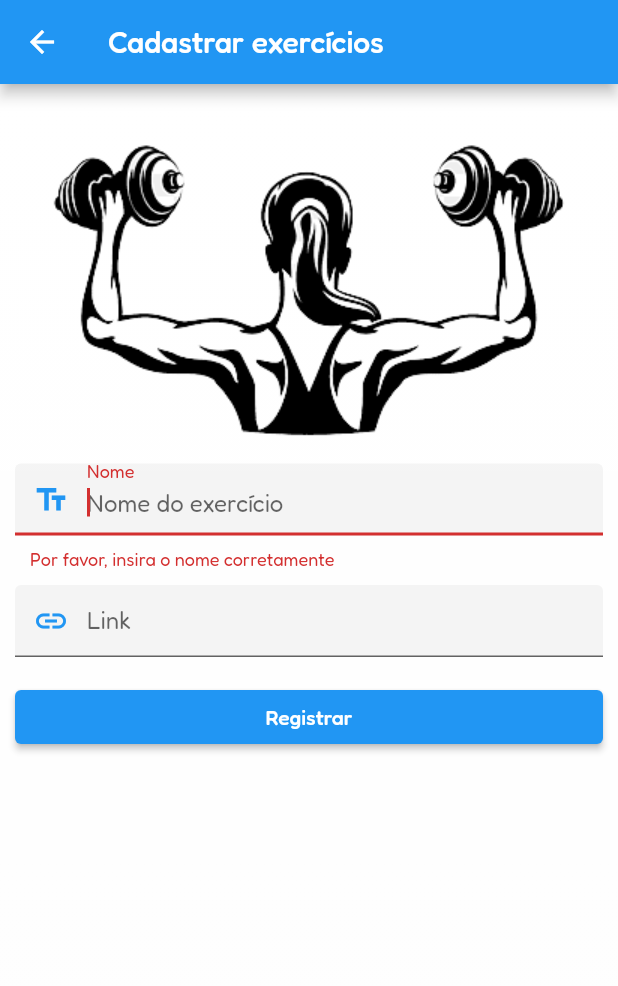
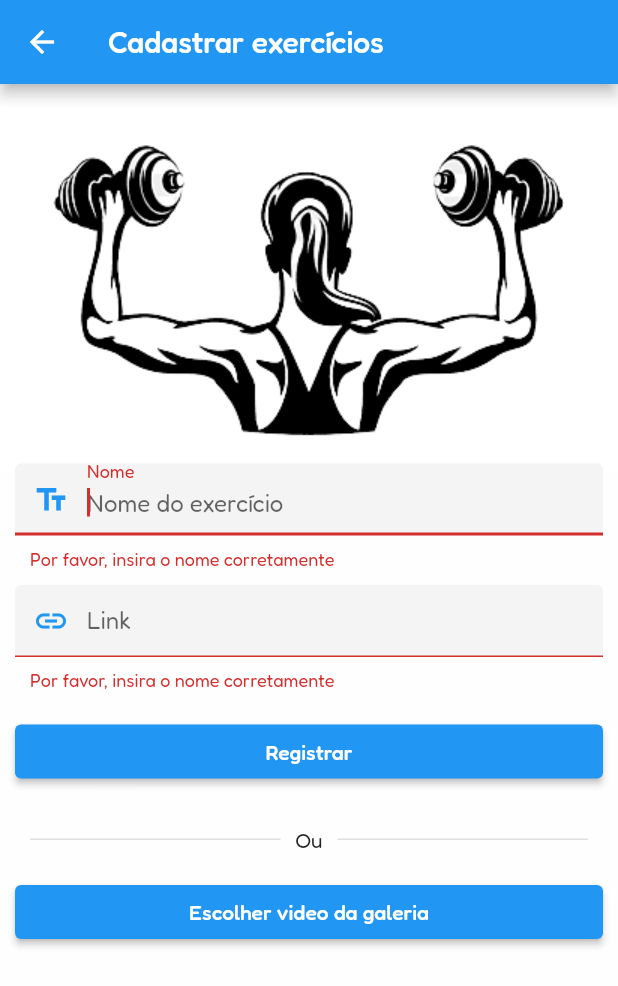
Before and after one commit to FernandoNoleto/academia_app, a Flutter app: the RegisterExercisesPage screen opened directly, after a tap on "Registrar", on a phone screen of 412 x 824 dp. Shown: the top 986 px of the screen. Run offline on Flutter 3.47's test engine with Material 2 defaults, Android fonts, the phone set to English and light mode, and no system bars; our stand-ins replace firebase_auth, firebase_core, firebase_database, firebase_storage, youtube_player_flutter; accounts and stored records are empty.

Commit message:
A implementar função de pegar imagem da geleria

```diff
--- a/lib/main.dart
+++ b/lib/main.dart
@@ -1,3 +1,4 @@
+import 'package:academiaapp/pages/register_exercises.dart';
 import 'package:flutter/material.dart';
 import 'package:academiaapp/pages/detailed_exercise_page.dart';
 import 'package:academiaapp/pages/home_page_admin.dart';
@@ -42,10 +43,11 @@ class MyApp extends StatelessWidget {
     return MaterialApp(
       title: 'Gym App',
       theme: ThemeData(fontFamily: 'Fredoka'),
-      home: const DetailedExercisePage(name: "Abdominal",),
+      // home: const DetailedExercisePage(name: "Abdominal",),
       // home: const LoginPage(),
       // home: const HomePageAdmin(),
       // home: const HomePage(name: "Fernando", localId: 'omtd0ZeEEETJSxkzXLKk09tFEcM2',),
+      home: const RegisterExercisesPage(),
       debugShowCheckedModeBanner: false,
     );
   }
--- a/lib/pages/register_exercises.dart
+++ b/lib/pages/register_exercises.dart
@@ -1,15 +1,17 @@
-import 'package:academiaapp/common/providers/snack_bar_provider.dart';
-import 'package:flutter/material.dart';
 
 /*Models*/
 import 'package:academiaapp/common/models/exercise.dart';
 
 /*Providers*/
+import 'package:academiaapp/common/providers/snack_bar_provider.dart';
 import 'package:academiaapp/common/providers/container_provider.dart';
 
 /*Plugins*/
+import 'package:flutter/material.dart';
 import 'package:firebase_database/firebase_database.dart';
-import 'package:http/http.dart' as http;
+// import 'package:media_gallery/media_gallery.dart';
+// import 'package:media_gallery_example/picker/picker.dart';
+// import 'package:media_gallery_example/picker/selection.dart';
 
 
 
@@ -78,8 +80,8 @@ class _RegisterExercisesPageState extends State<RegisterExercisesPage> {
                           color: Colors.blue,
                         ),
                       ),
-                      validator: (String? email) {
-                        if (email == null || email.isEmpty) {
+                      validator: (String? name) {
+                        if (name == null || name.isEmpty) {
                           return 'Por favor, insira o nome corretamente';
                         }
                         return null;
@@ -91,8 +93,8 @@ class _RegisterExercisesPageState extends State<RegisterExercisesPage> {
                       decoration: const InputDecoration(
                         hintText: 'Link para a aula no YouTube',
                         focusedBorder: OutlineInputBorder(
-                            borderRadius: BorderRadius.all(Radius.circular(5.0)),
-                            borderSide: BorderSide(color: Colors.blue)
+                          borderRadius: BorderRadius.all(Radius.circular(5.0)),
+                          borderSide: BorderSide(color: Colors.blue),
                         ),
                         filled: true,
                         contentPadding:
@@ -103,6 +105,12 @@ class _RegisterExercisesPageState extends State<RegisterExercisesPage> {
                           color: Colors.blue,
                         ),
                       ),
+                      validator: (String? name) {
+                        if (name == null || name.isEmpty) {
+                          return 'Por favor, insira o nome corretamente';
+                        }
+                        return null;
+                      },
                     ),
                     Padding(
                       padding: const EdgeInsets.symmetric(vertical: 16.0),
@@ -123,6 +131,39 @@ class _RegisterExercisesPageState extends State<RegisterExercisesPage> {
                         ),
                       ),
                     ),
+                    const SizedBox(height: 10,),
+                    Row(
+                      mainAxisAlignment: MainAxisAlignment.spaceEvenly,
+                      children: const <Widget>[
+                        Expanded(
+                          child: Divider(
+                            thickness: 1,
+                            indent: 10,
+                            endIndent: 10,
+                          ),
+                        ),
+                        Text("Ou"),
+                        Expanded(
+                          child: Divider(
+                            thickness: 1,
+                            indent: 10,
+                            endIndent: 10,
+                          ),
+                        ),
+                      ],
+                    ),
+                    Padding(
+                      padding: const EdgeInsets.symmetric(vertical: 16.0),
+                      child: FractionallySizedBox(
+                        widthFactor: 1,
+                        child: ElevatedButton(
+                          child: const Text("Escolher video da galeria"),
+                          onPressed: () {
+                            //TODO: Implementar função de pergar video da galeria
+                          },
+                        ),
+                      ),
+                    ),
                   ],
                 ),
               ),
--- a/pubspec.yaml
+++ b/pubspec.yaml
@@ -23,6 +23,7 @@ dependencies:
   http: ^0.13.4
   firebase_storage: ^10.2.7
   firebase_database: ^9.0.6
+  media_gallery: ^0.1.5
 
 dev_dependencies:
   flutter_test:
```
Also changed, not shown: pubspec.lock.
